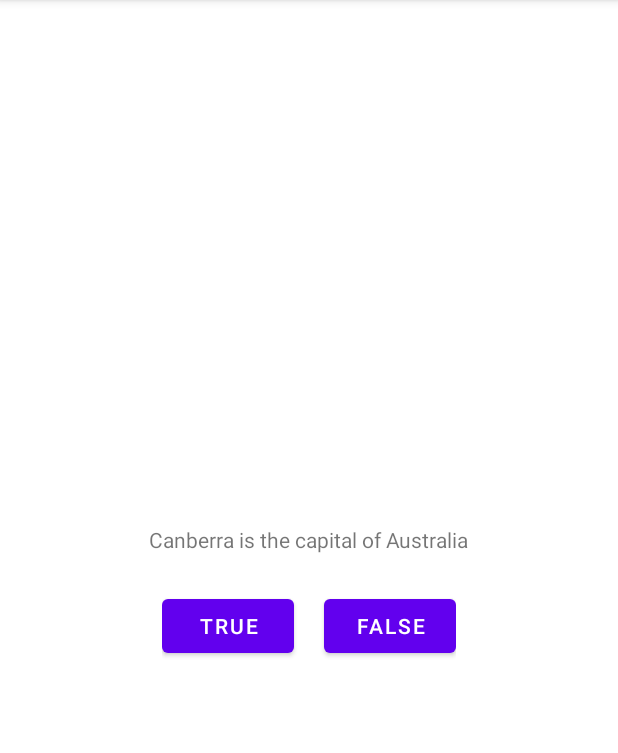
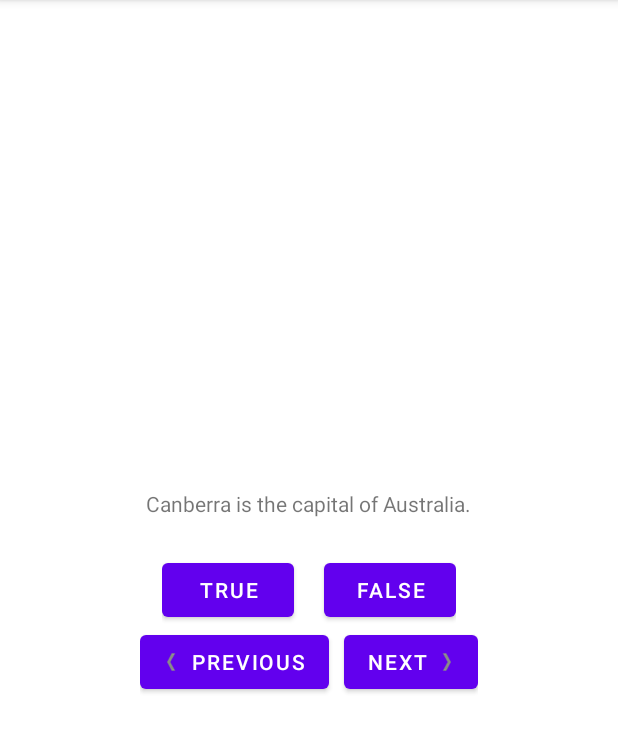
Before and after one commit to EChilin5/GeoQuiz, an Android app: the screen it shows after launch (MainActivity), on a phone screen of 412 x 824 dp, the part 84-837 px from its top. Run offline under Robolectric (Android 15) with nearby library versions, the phone set to English and light mode, and no system bars.

Commit message:
completed chapter 2 with challenges. Created previous button

```diff
--- a/app/src/main/java/com/bignerdranch/android/geoquiz/MainActivity.kt
+++ b/app/src/main/java/com/bignerdranch/android/geoquiz/MainActivity.kt
@@ -5,6 +5,7 @@ import android.os.Bundle
 import android.view.Gravity
 import android.view.View
 import android.widget.Button
+import android.widget.TextView
 import android.widget.Toast
 
 class MainActivity : AppCompatActivity() {
@@ -12,6 +13,20 @@ class MainActivity : AppCompatActivity() {
     // lateinit is used to indicate to teh compiler that it is a non-null view
     private lateinit var trueButton: Button
     private lateinit var falseButton: Button
+    private lateinit var nextButton: Button
+    private lateinit var questionTextView: TextView
+    private lateinit var prevButton:Button
+
+    private val questionBank = listOf(
+            Question(R.string.question_australia, true),
+            Question(R.string.question_oceans, true),
+            Question(R.string.question_mideast, false),
+            Question(R.string.question_africa, false),
+            Question(R.string.question_americas, true),
+            Question(R.string.question_asia, true)
+    )
+
+    private var currentIndex = 0
 
 
     override fun onCreate(savedInstanceState: Bundle?) {
@@ -20,20 +35,57 @@ class MainActivity : AppCompatActivity() {
 
         trueButton = findViewById(R.id.true_button)
         falseButton = findViewById(R.id.false_button)
+        nextButton = findViewById(R.id.next_button)
+        questionTextView =findViewById(R.id.question_text_view)
+        prevButton = findViewById(R.id.previous_button)
 
         trueButton.setOnClickListener { view: View ->
-            val toast = Toast.makeText(this, R.string.correct_toast, Toast.LENGTH_SHORT)
-            toast.setGravity(Gravity.TOP, 0,0)
-            toast.show()
+           checkAnswer(true)
         }
 
         falseButton.setOnClickListener{ view:View->
-            val toast = Toast.makeText(this, R.string.incorrect_toast, Toast.LENGTH_SHORT)
-            toast.setGravity(Gravity.TOP, 0,0)
-            toast.show()
+          checkAnswer(false)
+        }
 
+        nextButton.setOnClickListener{view:View->
+            currentIndex = (currentIndex + 1) % questionBank.size
+            updateQuestion()
+        }
+
+        questionTextView.setOnClickListener{view:View->
+            currentIndex = (currentIndex + 1) % questionBank.size
+            updateQuestion()
+        }
+
+        prevButton.setOnClickListener{view:View->
+            if(currentIndex != 0){
+                currentIndex = (currentIndex - 1) % questionBank.size
+                updateQuestion()
+            }else{
+                Toast.makeText(this, "Can not go back", Toast.LENGTH_SHORT).show()
+            }
 
         }
 
+
+        updateQuestion()
+    }
+
+    private fun updateQuestion(){
+        val questionTextResID = questionBank[currentIndex].textResID
+        questionTextView.setText(questionTextResID)
+    }
+
+    private fun checkAnswer(userAnswer: Boolean){
+        val correctAnswer = questionBank[currentIndex].answer
+
+        val messageResID = if(userAnswer == correctAnswer){
+            R.string.correct_toast
+        }else{
+            R.string.incorrect_toast
+        }
+
+        Toast.makeText(this, messageResID, Toast.LENGTH_SHORT).show()
+
     }
 }
--- /dev/null
+++ b/app/src/main/java/com/bignerdranch/android/geoquiz/Question.kt
@@ -0,0 +1,7 @@
+package com.bignerdranch.android.geoquiz
+
+import androidx.annotation.StringRes
+
+data class Question(@StringRes val textResID: Int, val answer:Boolean){
+
+}
--- a/app/src/main/res/layout/activity_main.xml
+++ b/app/src/main/res/layout/activity_main.xml
@@ -5,6 +5,7 @@
     android:orientation="vertical">
 
     <TextView
+        android:id="@+id/question_text_view"
         android:layout_width="wrap_content"
         android:layout_height="wrap_content"
         android:padding="24dp"
@@ -30,4 +31,29 @@
             android:text="@string/false_button" />
 
     </LinearLayout>
+    <LinearLayout
+        android:layout_width="wrap_content"
+        android:layout_height="wrap_content"
+        android:orientation="horizontal">
+
+        <Button
+            android:id="@+id/previous_button"
+            android:layout_width="wrap_content"
+            android:layout_height="wrap_content"
+            android:drawableLeft="@drawable/arrow_left"
+            android:text="@string/previous_button"
+            android:drawablePadding="4dp"
+            android:layout_marginRight="10dp"
+            />
+
+        <Button
+            android:id="@+id/next_button"
+            android:layout_width="wrap_content"
+            android:layout_height="wrap_content"
+            android:text="@string/next_button"
+            android:drawableEnd="@drawable/arrow_right"
+            android:drawablePadding="4dp" />
+
+    </LinearLayout>
+
 </LinearLayout>
--- a/app/src/main/res/values/strings.xml
+++ b/app/src/main/res/values/strings.xml
@@ -6,4 +6,12 @@
     <string name="correct_toast">Correct!</string>
     <string name="incorrect_toast">Incorrect!</string>
     <string name="next_button">Next</string>
+    <string name="previous_button">Previous</string>
+
+    <string name="question_australia">Canberra is the capital of Australia.</string>
+    <string name="question_oceans">The Pacific Ocean is larger than the Atlantic Ocean.</string>
+    <string name="question_mideast">The Suez Canal connects the Red Sea and the Indian Ocean.</string>
+    <string name="question_africa">The source of the Nile River is in Egypt.</string>
+    <string name="question_americas">The Amazon River is the longest river in the Americas.</string>
+    <string name="question_asia">Lake Baikal is the world\'s oldest and deepest freshwater lake.</string>
 </resources>
```
Also changed, not shown: app/src/main/res/drawable-hdpi/arrow_left.png (added), app/src/main/res/drawable-hdpi/arrow_right.png (added), app/src/main/res/drawable-mdpi/arrow_left.png (added), app/src/main/res/drawable-mdpi/arrow_right.png (added), app/src/main/res/drawable-xhdpi/arrow_left.png (added), app/src/main/res/drawable-xhdpi/arrow_right.png (added), app/src/main/res/drawable-xxhdpi/arrow_left.png (added), app/src/main/res/drawable-xxhdpi/arrow_right.png (added), app/src/main/res/drawable-xxxhdpi/arrow_left.png (added), app/src/main/res/drawable-xxxhdpi/arrow_right.png (added).
